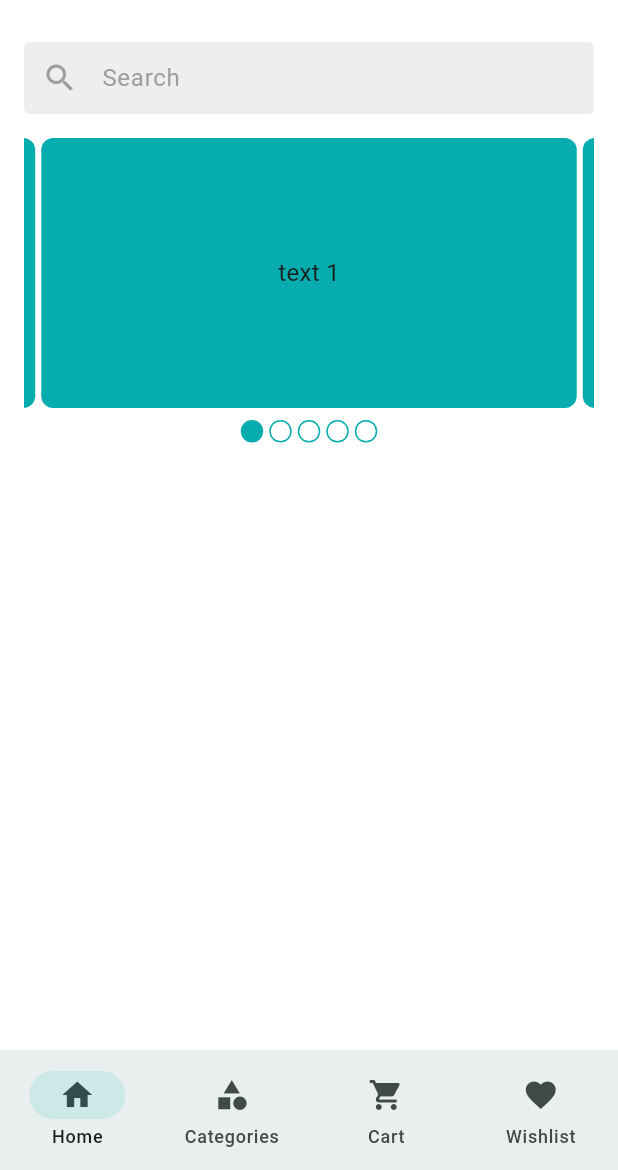
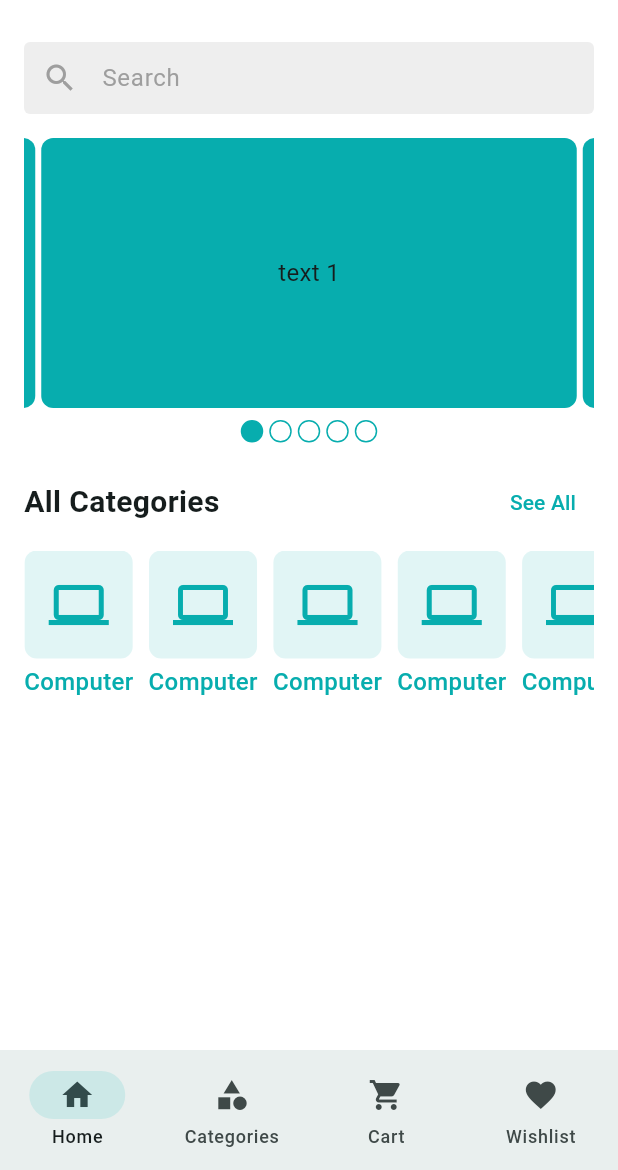
Before and after one commit to dipondeb999/Crafty_Bay_E-Commerce_App, a Flutter app: the screen it shows after launch, on a phone screen of 412 x 824 dp, the part 66-1236 px from its top. Run offline on Flutter 3.47's test engine with Material 3 defaults, Android fonts, the phone set to English and light mode, and no system bars; drawn by our look-alikes of carousel_slider; our stand-ins replace email_validator, flutter_svg, get, pin_code_fields.

Commit message:
add home screen category section

```diff
--- a/lib/features/home/ui/screens/home_screen.dart
+++ b/lib/features/home/ui/screens/home_screen.dart
@@ -1,6 +1,8 @@
 import 'package:crafty_bay_ecommerce_app/app/assets_path.dart';
 import 'package:crafty_bay_ecommerce_app/features/home/ui/widgets/app_bar_icon_button.dart';
+import 'package:crafty_bay_ecommerce_app/features/home/ui/widgets/category_item_widget.dart';
 import 'package:crafty_bay_ecommerce_app/features/home/ui/widgets/home_carousel_slider.dart';
+import 'package:crafty_bay_ecommerce_app/features/home/ui/widgets/home_section_header.dart';
 import 'package:crafty_bay_ecommerce_app/features/home/ui/widgets/product_search_bar.dart';
 import 'package:flutter/material.dart';
 import 'package:flutter_svg/flutter_svg.dart';
@@ -33,13 +35,23 @@ class _HomeScreenState extends State<HomeScreen> {
               const SizedBox(height: 16),
               const HomeCarouselSlider(),
               const SizedBox(height: 16),
+              HomeSectionHeader(
+                onTap: () {},
+                title: 'All Categories',
+              ),
+              const SizedBox(height: 8),
+              SingleChildScrollView(
+                scrollDirection: Axis.horizontal,
+                child: Row(
+                  children: _getCategoryList(),
+                ),
+              ),
             ],
           ),
         ),
       ),
     );
   }
-
   AppBar _buildAppBar() {
     return AppBar(
       title: SvgPicture.asset(AssetsPath.navBarAppLogoSvg),
@@ -62,4 +74,17 @@ class _HomeScreenState extends State<HomeScreen> {
       ],
     );
   }
+
+  List<Widget> _getCategoryList() {
+    List<Widget> categoryList = [];
+    for (int i = 0; i < 10; i++) {
+      categoryList.add(
+        const Padding(
+          padding: EdgeInsets.only(right: 10),
+          child: CategoryItemWidget(),
+        ),
+      );
+    }
+    return categoryList;
+  }
 }
--- /dev/null
+++ b/lib/features/home/ui/widgets/category_item_widget.dart
@@ -0,0 +1,37 @@
+import 'package:crafty_bay_ecommerce_app/app/app_colors.dart';
+import 'package:flutter/material.dart';
+
+class CategoryItemWidget extends StatelessWidget {
+  const CategoryItemWidget({
+    super.key,
+  });
+
+  @override
+  Widget build(BuildContext context) {
+    return Column(
+      children: [
+        Container(
+          padding: const EdgeInsets.all(16),
+          decoration: BoxDecoration(
+            color: AppColors.themeColor.withOpacity(0.12),
+            borderRadius: BorderRadius.circular(8),
+          ),
+          child: const Icon(
+            Icons.computer,
+            color: AppColors.themeColor,
+            size: 40,
+          ),
+        ),
+        const SizedBox(height: 4),
+        const Text(
+          'Computer',
+          style: TextStyle(
+            color: AppColors.themeColor,
+            fontSize: 16,
+            fontWeight: FontWeight.w500,
+          ),
+        ),
+      ],
+    );
+  }
+}
--- /dev/null
+++ b/lib/features/home/ui/widgets/home_section_header.dart
@@ -0,0 +1,28 @@
+import 'package:flutter/material.dart';
+
+class HomeSectionHeader extends StatelessWidget {
+  final String title;
+  final VoidCallback onTap;
+
+  const HomeSectionHeader({super.key, required this.title, required this.onTap,});
+
+  @override
+  Widget build(BuildContext context) {
+    return Row(
+      mainAxisAlignment: MainAxisAlignment.spaceBetween,
+      children: [
+        Text(
+          title,
+          style: const TextStyle(
+            fontSize: 20,
+            fontWeight: FontWeight.w600,
+          ),
+        ),
+        TextButton(
+          onPressed: onTap,
+          child: const Text('See All'),
+        ),
+      ],
+    );
+  }
+}
```
